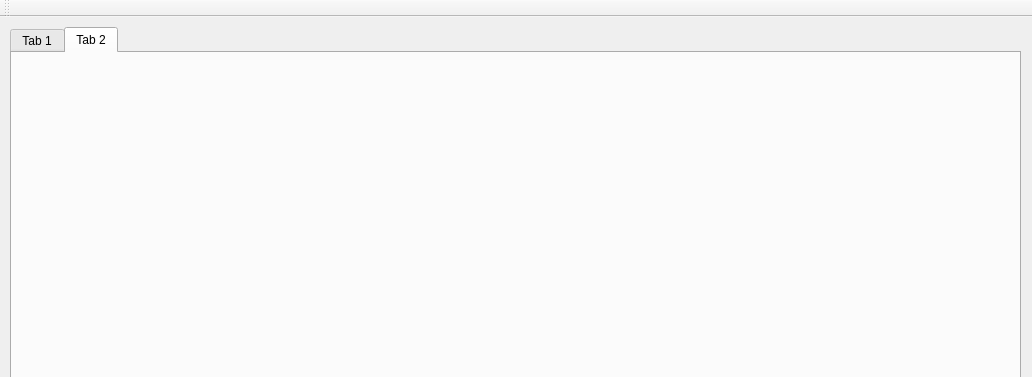
First picture: the form in PostureCorrector/mainwindow.ui, repository Tharsus/PostureCorrector, before the edit; both pictures show x 0 to 1032 and y 0 to 377 of the 1032 by 574 pixel window.
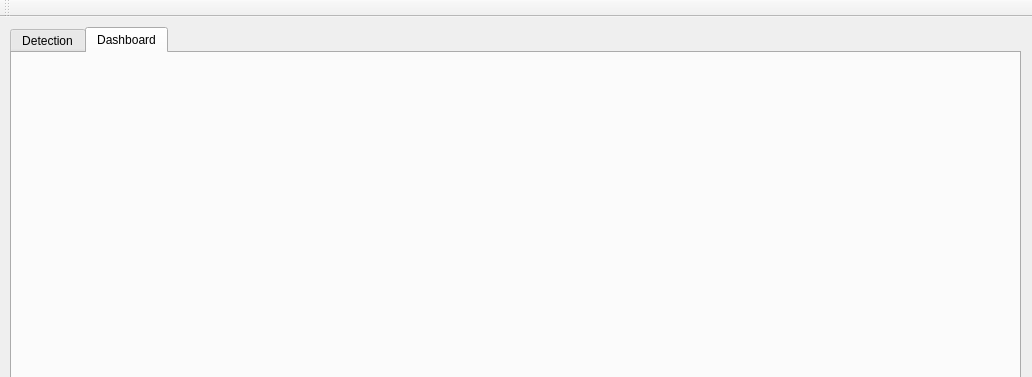
Second picture: the form after the edit. The open tabs and pages were chosen to show the change. Icons and pictures are not drawn.

Commit message: Read from database and fill statistic variables to update dashboard

```diff
--- a/PostureCorrector/mainwindow.ui
+++ b/PostureCorrector/mainwindow.ui
@@ -35,7 +35,7 @@
     </property>
     <widget class="QWidget" name="tab">
      <attribute name="title">
-      <string>Tab 1</string>
+      <string>Detection</string>
      </attribute>
      <widget class="QPushButton" name="pushButton_Start">
       <property name="geometry">
@@ -406,14 +406,14 @@
     </widget>
     <widget class="QWidget" name="tab_2">
      <attribute name="title">
-      <string>Tab 2</string>
+      <string>Dashboard</string>
      </attribute>
      <widget class="QWidget" name="verticalLayoutWidget">
       <property name="geometry">
        <rect>
-        <x>60</x>
+        <x>50</x>
         <y>20</y>
-        <width>371</width>
+        <width>421</width>
         <height>211</height>
        </rect>
       </property>
@@ -422,9 +422,9 @@
      <widget class="QWidget" name="verticalLayoutWidget_2">
       <property name="geometry">
        <rect>
-        <x>540</x>
+        <x>530</x>
         <y>20</y>
-        <width>371</width>
+        <width>421</width>
         <height>211</height>
        </rect>
       </property>
```
The commit also changes 4 other files.
